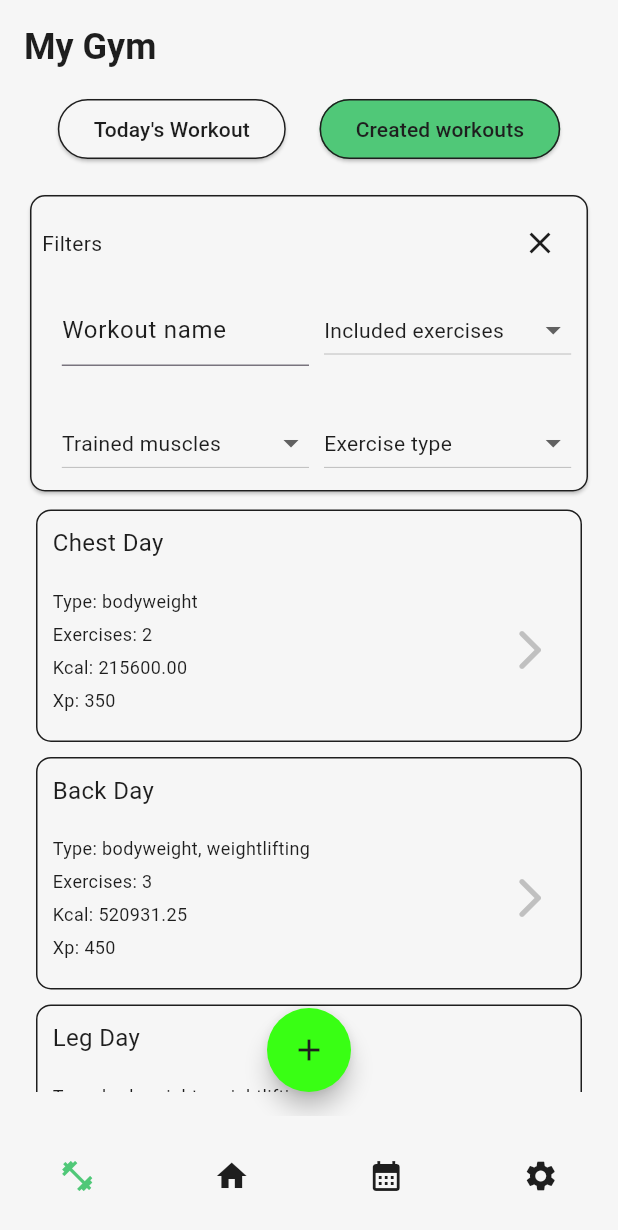
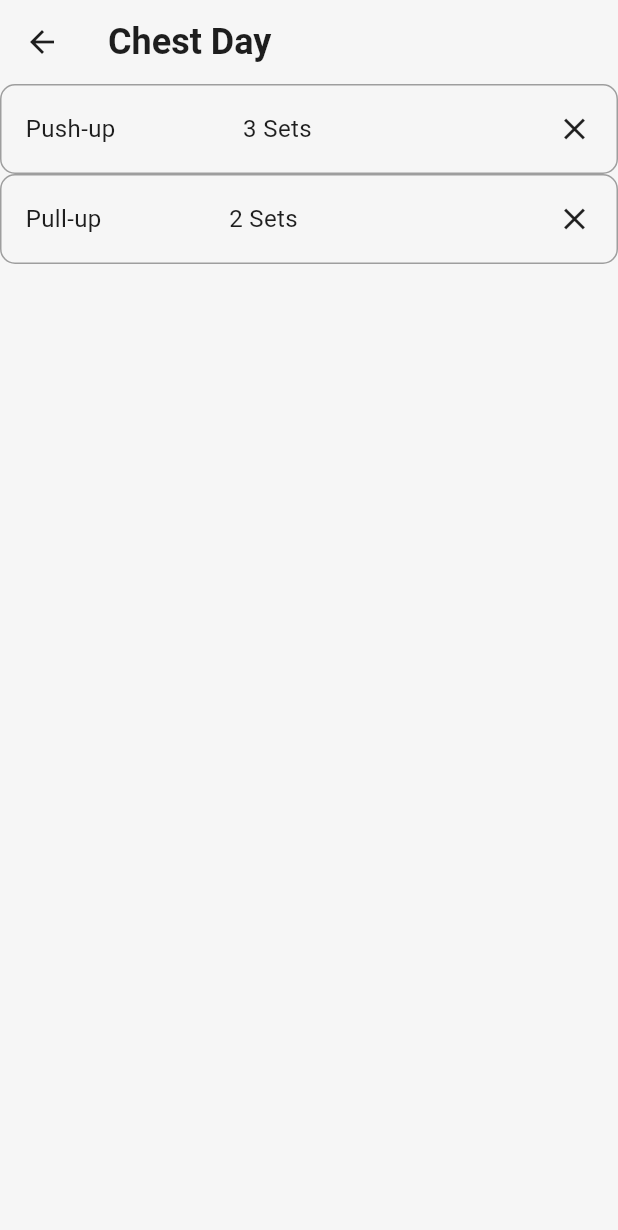
Before and after one commit to TakeOff30/fit_rep, a Flutter app: the screen it shows after launch, after a tap on the "arrow forward ios" icon, on a phone screen of 412 x 824 dp. Shown: the top 1230 px of the screen. Run offline on Flutter 3.47's test engine with Material 3 defaults, Android fonts, the phone set to English and light mode, and no system bars; our stand-ins replace fl_chart, table_calendar.

Commit message:
Add exercise list element, refactor workout creation

```diff
--- /dev/null
+++ b/lib/components/exercise_list_element.dart
@@ -0,0 +1,51 @@
+import 'package:fit_rep/models/exercise.dart';
+import 'package:fit_rep/models/exercise_set.dart';
+import 'package:flutter/material.dart';
+
+class ExerciseListElement extends StatelessWidget {
+  final Exercise exercise;
+  final Function onTap;
+  final List<ExerciseSet> sets;
+
+  ExerciseListElement(
+      {required this.exercise, required this.sets, required this.onTap});
+
+  @override
+  Widget build(BuildContext context) {
+    return Container(
+      width: double.infinity,
+      height: 60.0,
+      padding: EdgeInsets.all(16.0),
+      decoration: BoxDecoration(
+        border: Border.all(color: Colors.grey, width: 1),
+        borderRadius: BorderRadius.circular(10.0),
+      ),
+      child: Row(
+        mainAxisAlignment: MainAxisAlignment.spaceBetween,
+        children: <Widget>[
+          Row(
+            children: <Widget>[
+              Text(exercise.name,
+                  style: TextStyle(fontSize: 16, fontFamily: "Roboto")),
+              SizedBox(width: 30.0),
+              Container(
+                width: 10.0,
+                height: 10.0,
+                decoration: BoxDecoration(
+                  shape: BoxShape.circle,
+                ),
+              ),
+              SizedBox(width: 45.0),
+              Text(sets.length.toString() + " Sets",
+                  style: TextStyle(
+                      fontSize: 16,
+                      fontFamily: "Roboto",
+                      fontWeight: FontWeight.normal)),
+            ],
+          ),
+          Icon(Icons.close),
+        ],
+      ),
+    );
+  }
+}
--- a/lib/components/workout_card.dart
+++ b/lib/components/workout_card.dart
@@ -1,5 +1,6 @@
 import 'package:fit_rep/models/workout.dart';
 import 'package:fit_rep/providers/settings_manager.dart';
+import 'package:fit_rep/screens/workout_preview_screen.dart';
 import 'package:flutter/material.dart';
 import 'package:provider/provider.dart';
 
@@ -84,8 +85,13 @@ class WorkoutCard extends StatelessWidget {
                 ),
                 IconButton(
                     onPressed: () {
-                      //Navigator.of(context).pushNamed('/workout_preview',
-                      //    arguments: {'workout': workout});
+                      Navigator.push(
+                        context,
+                        MaterialPageRoute(
+                            builder: (context) => WorkoutPreviewScreen(
+                                  workout: workout,
+                                )),
+                      );
                     },
                     icon: Icon(Icons.arrow_forward_ios_rounded,
                         color: Color.fromARGB(255, 192, 192, 192), size: 32)),
--- a/lib/screens/workout_creation.dart
+++ b/lib/screens/workout_creation.dart
@@ -1,3 +1,5 @@
+import 'package:fit_rep/components/exercise_list_element.dart';
+import 'package:fit_rep/models/workout.dart';
 import 'package:flutter/material.dart';
 import 'package:provider/provider.dart';
 import 'package:fit_rep/providers/workouts_manager.dart';
@@ -9,7 +11,14 @@ class WorkoutCreation extends StatefulWidget {
 }
 
 class _WorkoutCreationState extends State<WorkoutCreation> {
-  final TextEditingController _nameController = TextEditingController();
+  Workout workout = Workout('', {});
+  late TextEditingController _nameController;
+
+  @override
+  void initState() {
+    super.initState();
+    _nameController = TextEditingController(text: workout.name);
+  }
 
   Widget customContainer() {
     return Container(
@@ -26,7 +35,12 @@ class _WorkoutCreationState extends State<WorkoutCreation> {
         children: <Widget>[
           Row(
             children: <Widget>[
-              Text('Exercise 1', style: TextStyle(color: Colors.white, fontSize: 16, fontFamily: "Roboto", fontWeight: FontWeight.normal)),
+              Text('Exercise 1',
+                  style: TextStyle(
+                      color: Colors.white,
+                      fontSize: 16,
+                      fontFamily: "Roboto",
+                      fontWeight: FontWeight.normal)),
               SizedBox(width: 30.0),
               Container(
                 width: 10.0,
@@ -37,7 +51,12 @@ class _WorkoutCreationState extends State<WorkoutCreation> {
                 ),
               ),
               SizedBox(width: 45.0),
-              Text('3 Sets', style: TextStyle(color: Colors.white, fontSize: 16, fontFamily: "Roboto", fontWeight: FontWeight.normal)),
+              Text('3 Sets',
+                  style: TextStyle(
+                      color: Colors.white,
+                      fontSize: 16,
+                      fontFamily: "Roboto",
+                      fontWeight: FontWeight.normal)),
             ],
           ),
           Icon(Icons.close, color: Colors.white),
@@ -70,7 +89,8 @@ class _WorkoutCreationState extends State<WorkoutCreation> {
                 children: <Widget>[
                   TextField(
                     controller: _nameController,
-                    style: TextStyle(color: const Color.fromARGB(255, 14, 13, 13)),
+                    style:
+                        TextStyle(color: const Color.fromARGB(255, 14, 13, 13)),
                     decoration: InputDecoration(
                       hintText: 'Workout name',
                       hintStyle:
@@ -91,7 +111,9 @@ class _WorkoutCreationState extends State<WorkoutCreation> {
                     children: [
                       Text(
                         '4 Exercises',
-                        style: TextStyle(color: const Color.fromARGB(255, 15, 14, 14), fontSize: 18),
+                        style: TextStyle(
+                            color: const Color.fromARGB(255, 15, 14, 14),
+                            fontSize: 18),
                       ),
                       IconButton(
                         icon: Icon(Icons.add, color: Color(0xFF39FF14)),
@@ -107,7 +129,11 @@ class _WorkoutCreationState extends State<WorkoutCreation> {
                     ],
                   ),
                   SizedBox(height: 20),
-                  customContainer(), // customContainer() here
+                  ...workout.exercises.entries
+                      .map((entry) => ExerciseListElement(
+                          exercise: entry.key, sets: entry.value, onTap: () {}))
+                      .toList()
+                  // customContainer() here
                 ],
               ),
             ),
@@ -120,7 +146,8 @@ class _WorkoutCreationState extends State<WorkoutCreation> {
               },
               child: Text(
                 'Create',
-                style: TextStyle(color: const Color.fromARGB(255, 6, 6, 6), fontSize: 20),
+                style: TextStyle(
+                    color: const Color.fromARGB(255, 6, 6, 6), fontSize: 20),
               ),
               style: ElevatedButton.styleFrom(
                 backgroundColor: Color(0xFF39FF14),
--- /dev/null
+++ b/lib/screens/workout_preview_screen.dart
@@ -0,0 +1,31 @@
+import 'package:fit_rep/components/exercise_list_element.dart';
+import 'package:fit_rep/models/workout.dart';
+import 'package:flutter/material.dart';
+
+class WorkoutPreviewScreen extends StatefulWidget {
+  final Workout workout;
+
+  const WorkoutPreviewScreen({Key? key, required this.workout})
+      : super(key: key);
+
+  @override
+  _WorkoutPreviewScreenState createState() => _WorkoutPreviewScreenState();
+}
+
+class _WorkoutPreviewScreenState extends State<WorkoutPreviewScreen> {
+  @override
+  Widget build(BuildContext context) {
+    return Scaffold(
+      appBar: AppBar(
+          title: Text(
+        widget.workout.name,
+        style: Theme.of(context).textTheme.headlineLarge,
+      )),
+      body: ListView(children: [
+        for (var entry in widget.workout.exercises.entries)
+          ExerciseListElement(
+              exercise: entry.key, sets: entry.value, onTap: () {})
+      ]),
+    );
+  }
+}
```
